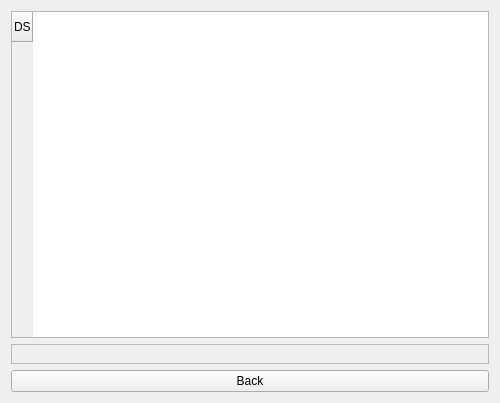
Above: ds.ui from gunmaden/IS-AOOZ before the change. Below: the same form after it.
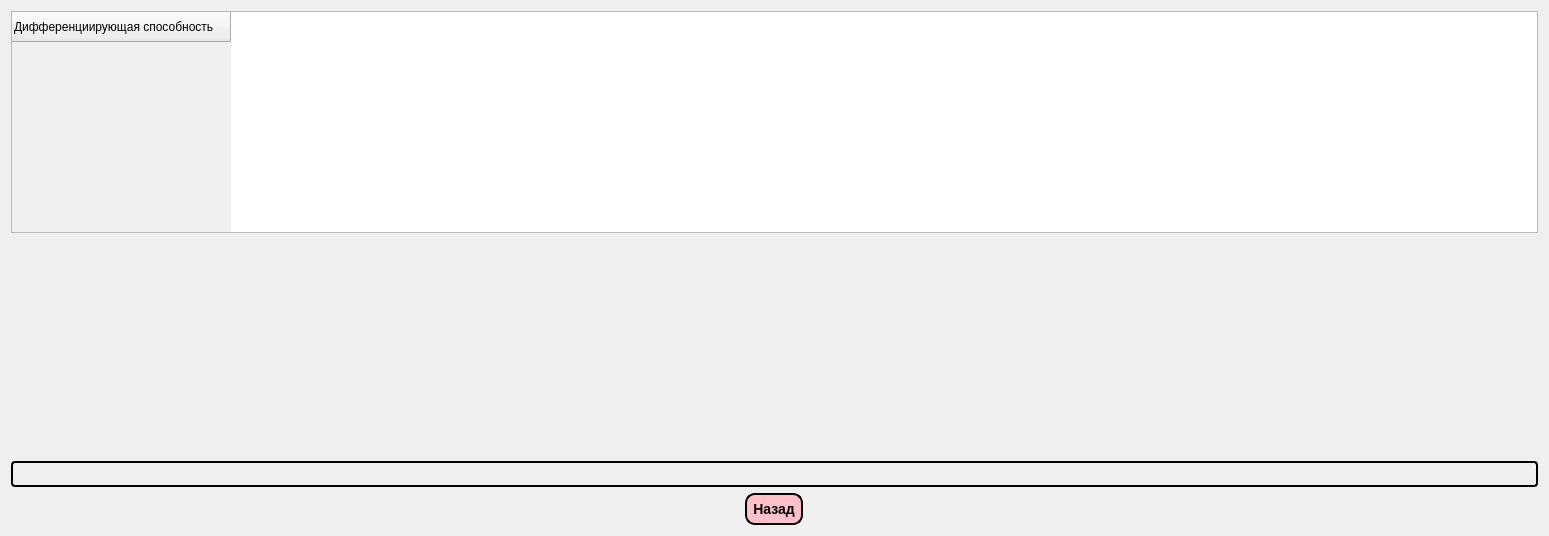
That is the form after the change. Icons and pictures are not drawn.

Diff of the .ui file:
```diff
--- a/ds.ui
+++ b/ds.ui
@@ -6,8 +6,8 @@
    <rect>
     <x>0</x>
     <y>0</y>
-    <width>500</width>
-    <height>403</height>
+    <width>1549</width>
+    <height>536</height>
    </rect>
   </property>
   <property name="windowTitle">
@@ -15,16 +15,39 @@
   </property>
   <layout class="QGridLayout" name="gridLayout_3">
    <item row="0" column="0">
+    <layout class="QVBoxLayout" name="verticalLayout">
+     <item>
     <widget class="QTableWidget" name="tableWidget">
      <row>
       <property name="text">
-       <string>DS</string>
+         <string>Дифференциирующая способность</string>
       </property>
      </row>
     </widget>
    </item>
-   <item row="1" column="0">
+     <item>
+      <spacer name="verticalSpacer">
+       <property name="orientation">
+        <enum>Qt::Vertical</enum>
+       </property>
+       <property name="sizeHint" stdset="0">
+        <size>
+         <width>28</width>
+         <height>28</height>
+        </size>
+       </property>
+      </spacer>
+     </item>
+     <item>
     <widget class="QFrame" name="frame">
+       <property name="styleSheet">
+        <string notr="true"> QFrame, QLabel, QToolTip {
+     border: 2px solid black;
+     border-radius: 4px;
+     padding: 2px;
+     background-image: url(images/welcome.png);
+ }</string>
+       </property>
      <property name="frameShape">
       <enum>QFrame::StyledPanel</enum>
      </property>
@@ -38,12 +61,30 @@
      </layout>
     </widget>
    </item>
-   <item row="2" column="0">
+     <item alignment="Qt::AlignHCenter">
     <widget class="QPushButton" name="pushButton">
+       <property name="styleSheet">
+        <string notr="true">QPushButton{
+     background-color: pink;
+     border-style: outset;
+     border-width: 2px;
+     border-radius: 10px;
+     border-color: black;
+     font: bold 14px;
+     min-width: 10em;
+     padding: 6px;
+ }
+ QPushButton:pressed {
+     background-color: rgb(0, 255, 238);
+     border-style: inset;
+ }</string>
+       </property>
      <property name="text">
-      <string>Back</string>
-     </property>
-    </widget>
+        <string>Назад</string>
+       </property>
+      </widget>
+     </item>
+    </layout>
    </item>
   </layout>
  </widget>
```
Lines whose indentation alone changed are shown as unchanged.
